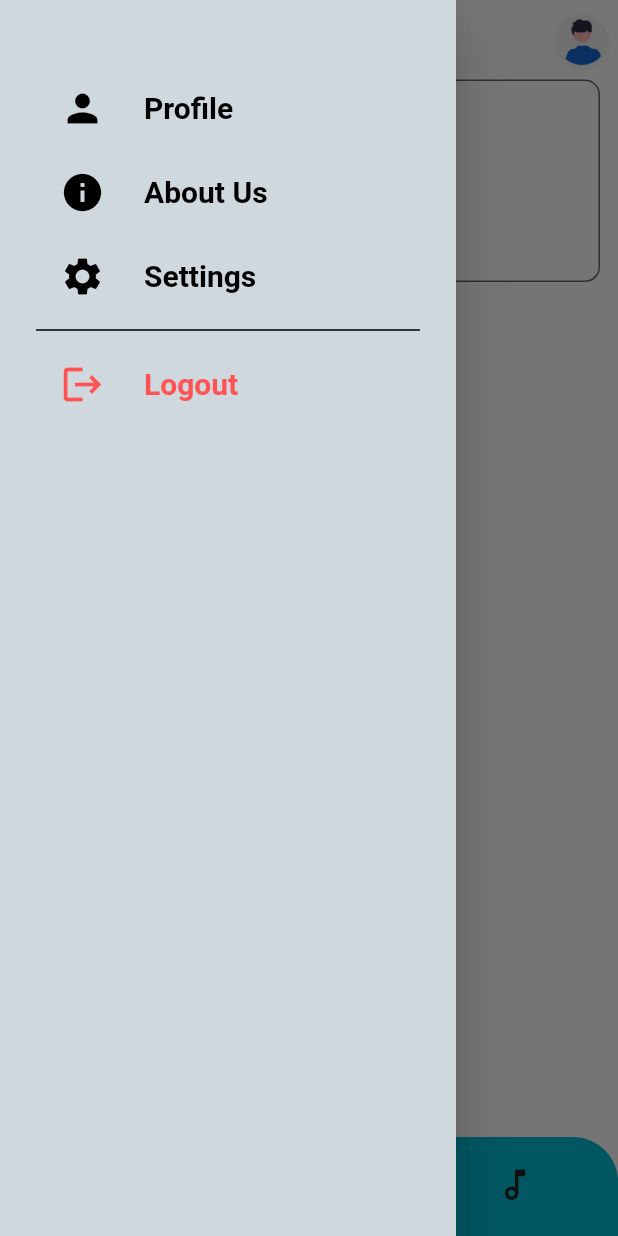
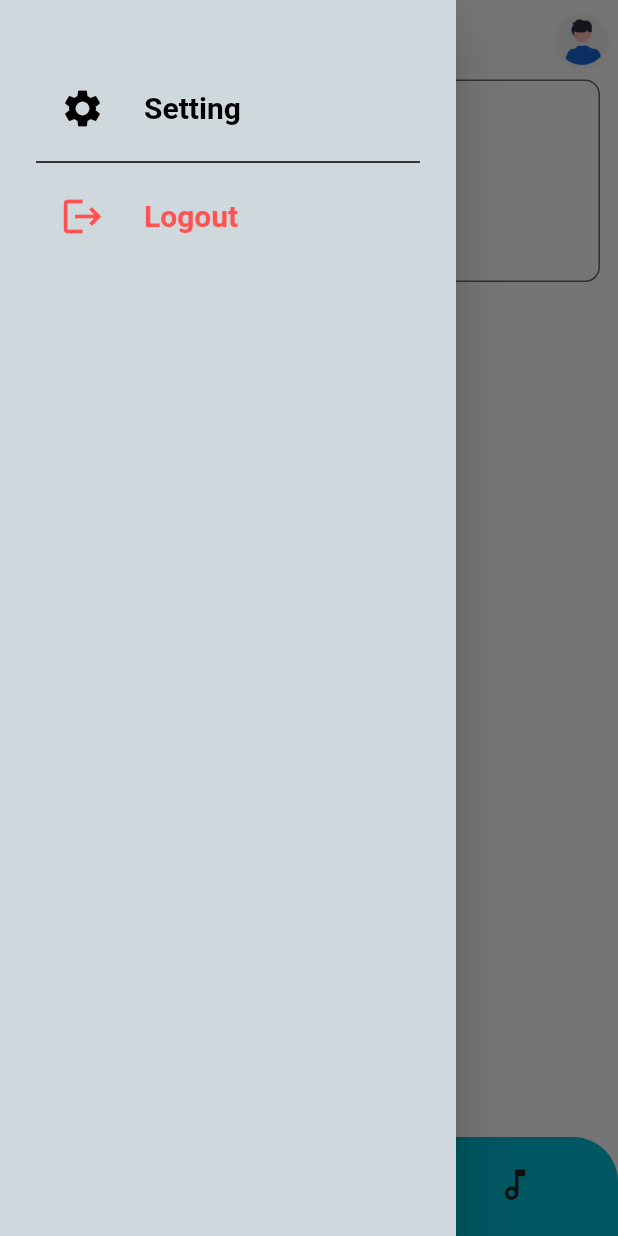
Before and after one commit to elucidator8918/HackX, a Flutter app: the UserPage screen opened directly with empty values, with the side drawer open, on a phone screen of 412 x 824 dp. Run offline on Flutter 3.47's test engine with Material 2 defaults, Android fonts, the phone set to English and light mode, and no system bars; our stand-ins replace adaptive_theme, email_validator, file_picker, flutter_onboarding_slider, font_awesome_flutter, image_picker and 5 more; missing offline and left inert: flutter_sound, model_viewer_plus; accounts and stored records are empty; generated files the repository leaves out were written again; statements that could not run were skipped.

Commit message:
maybe final commit

```diff
--- a/lib/Screens/BottomBar/AudioInput.dart
+++ b/lib/Screens/BottomBar/AudioInput.dart
@@ -127,7 +127,7 @@ class _AudioInputState extends State<AudioInput>
                 Padding(
                   padding: const EdgeInsets.all(8.0),
                   child: Text(
-                    "Speak into the mic.",
+                    AppLocalizations.of(context)!.speakMic,
                     style: TextStyle(
                         fontFamily: "productSansReg",
                         color: Colors.cyan[500],
--- a/lib/Screens/BottomBar/Chat/TextInput.dart
+++ b/lib/Screens/BottomBar/Chat/TextInput.dart
@@ -6,6 +6,7 @@ import 'package:shared_preferences/shared_preferences.dart';
 import '../../../Models/AudioModel.dart';
 import '../../../constants.dart';
 import 'ChatBubble.dart';
+import 'package:flutter_gen/gen_l10n/app_localizations.dart';
 
 class TextInput extends StatefulWidget {
   const TextInput({Key? key}) : super(key: key);
@@ -47,7 +48,7 @@ class _TextInputState extends State<TextInput> {
                         borderRadius: BorderRadius.circular(10.0),
                       ),
                       filled: true,
-                      hintText: "Enter text here.",
+                      hintText: AppLocalizations.of(context)!.enterText,
                       hintStyle: TextStyle(
                           fontSize: 17.5,
                           fontWeight: FontWeight.w500,
@@ -66,9 +67,9 @@ class _TextInputState extends State<TextInput> {
                       style: ButtonStyle(
                           backgroundColor:
                               MaterialStateProperty.all(Colors.cyan[500]!)),
-                      child: const Text(
-                        "Enter",
-                        style: TextStyle(
+                      child: Text(
+                        AppLocalizations.of(context)!.enter,
+                        style: const TextStyle(
                           fontSize: 15.0,
                           fontWeight: FontWeight.w700,
                           color: Colors.white,
--- a/lib/Screens/Drawer/Drawer.dart
+++ b/lib/Screens/Drawer/Drawer.dart
@@ -2,6 +2,7 @@ import 'package:flutter/material.dart';
 import 'package:shared_preferences/shared_preferences.dart';
 import '../../HomePage.dart';
 import 'Setting.dart';
+import 'package:flutter_gen/gen_l10n/app_localizations.dart';
 
 class NavigationDrawer1 extends StatelessWidget {
   const NavigationDrawer1({Key? key}) : super(key: key);
@@ -31,40 +32,12 @@ class NavigationDrawer1 extends StatelessWidget {
         Column(children: <Widget>[
           ListTile(
             leading: const Icon(
-              Icons.person,
-              color: Colors.black,
-              size: 30,
-            ),
-            title: const Text(
-              "Profile",
-              style: TextStyle(
-                  color: Colors.black,
-                  fontWeight: FontWeight.w700,
-                  fontSize: 20),
-            ),
-            onTap: () {},
-          ),
-          ListTile(
-            leading: const Icon(
-              Icons.info,
-              color: Colors.black,
-              size: 30,
-            ),
-            title: const Text("About Us",
-                style: TextStyle(
-                    color: Colors.black,
-                    fontWeight: FontWeight.w700,
-                    fontSize: 20)),
-            onTap: () {},
-          ),
-          ListTile(
-            leading: const Icon(
               Icons.settings,
               color: Colors.black,
               size: 30,
             ),
-            title: const Text("Settings",
-                style: TextStyle(
+            title: Text(AppLocalizations.of(context)!.setting,
+                style: const TextStyle(
                     color: Colors.black,
                     fontWeight: FontWeight.w700,
                     fontSize: 20)),
@@ -83,8 +56,8 @@ class NavigationDrawer1 extends StatelessWidget {
                 color: Colors.redAccent,
                 size: 30,
               ),
-              title: const Text("Logout",
-                  style: TextStyle(
+              title: Text(AppLocalizations.of(context)!.logout,
+                  style: const TextStyle(
                       color: Colors.redAccent,
                       fontWeight: FontWeight.w700,
                       fontSize: 20)),
--- a/lib/Screens/UserPage.dart
+++ b/lib/Screens/UserPage.dart
@@ -5,6 +5,7 @@ import 'package:font_awesome_flutter/font_awesome_flutter.dart';
 import 'BottomBar/AudioInput.dart';
 import 'BottomBar/Chat/TextInput.dart';
 import 'BottomBar/OCRInput.dart';
+import 'package:flutter_gen/gen_l10n/app_localizations.dart';
 
 class UserPage extends StatefulWidget {
   const UserPage({Key? key, required this.token}) : super(key: key);
@@ -66,8 +67,10 @@ class _UserPageState extends State<UserPage> {
             ),
             child: BottomNavigationBar(
               backgroundColor: Colors.cyan[500],
-              selectedItemColor: Colors.grey[900],
+              selectedItemColor: Colors.white,
               unselectedItemColor: Colors.grey[900],
+              selectedIconTheme: const IconThemeData(color: Colors.white),
+              unselectedIconTheme: IconThemeData(color: Colors.grey[900]),
               selectedFontSize: 18,
               unselectedFontSize: 14,
               iconSize: 27,
@@ -82,21 +85,21 @@ class _UserPageState extends State<UserPage> {
                     Icons.video_camera_back_outlined,
                     color: Colors.grey[900],
                   ),
-                  label: "Camera",
+                  label: AppLocalizations.of(context)!.camera,
                 ),
                 BottomNavigationBarItem(
                   icon: Icon(
                     Icons.text_format_outlined,
                     color: Colors.grey[900],
                   ),
-                  label: "Text",
+                  label: AppLocalizations.of(context)!.text,
                 ),
                 BottomNavigationBarItem(
                   icon: Icon(
                     Icons.audiotrack_outlined,
                     color: Colors.grey[900],
                   ),
-                  label: "Audio",
+                  label: AppLocalizations.of(context)!.audio,
                 ),
               ],
             ),
--- a/lib/constants.dart
+++ b/lib/constants.dart
@@ -1,5 +1,5 @@
 class Constants {
   double deviceHeight = 803.6363636363636;
   double deviceWidth = 392.72727272727275;
-  String url = 'https://2440-34-82-10-214.ngrok-free.app';
+  String url = 'https://7989-35-236-195-116.ngrok-free.app';
 }
```
Also changed, not shown: lib/Auth/SignUp/SignUp.dart (+7 -2 lines), lib/Screens/BottomBar/OCRInput.dart (+5 -5 lines), lib/Screens/Profile.dart (+5 -4 lines), lib/l10n/app_ar.arb (+14 -1 lines), lib/l10n/app_en.arb (+52 -0 lines), lib/l10n/app_hi.arb (+14 -1 lines).
